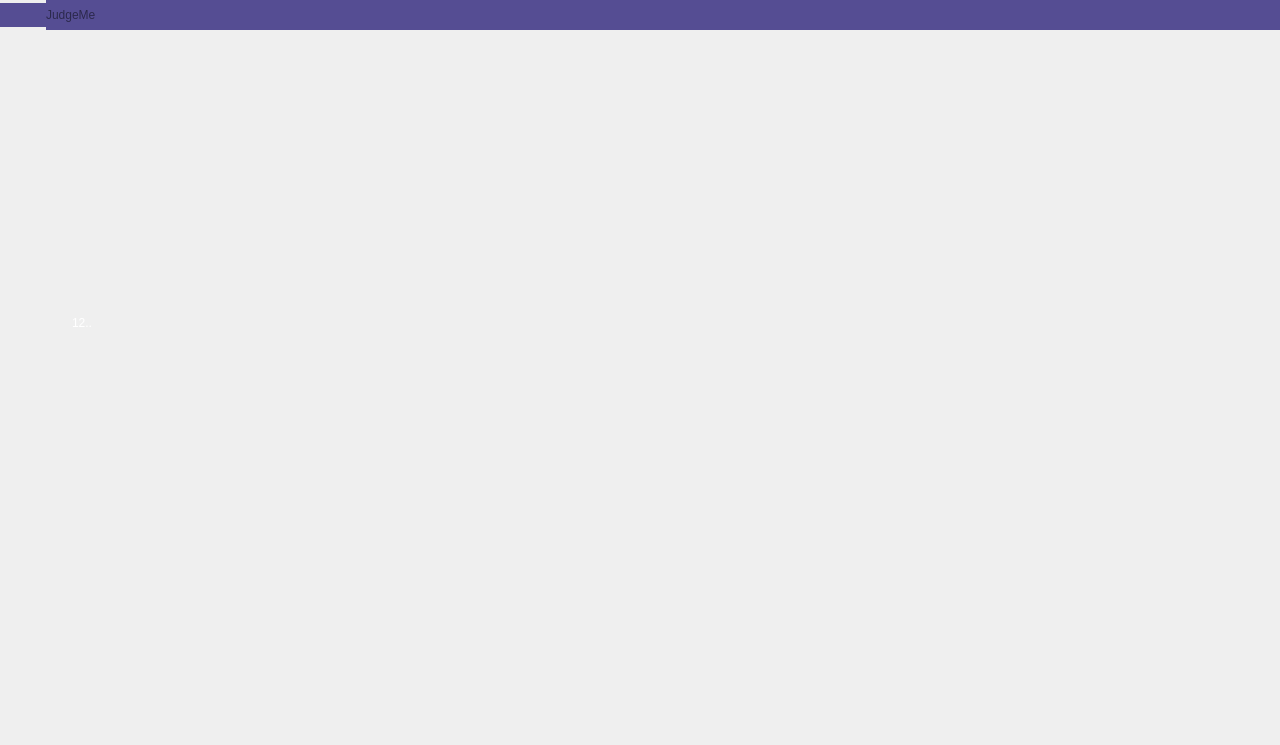
Before: the Qt Designer form src/mainwindow.ui in DmitryBakunovich/judge-me, drawn with Qt 5.
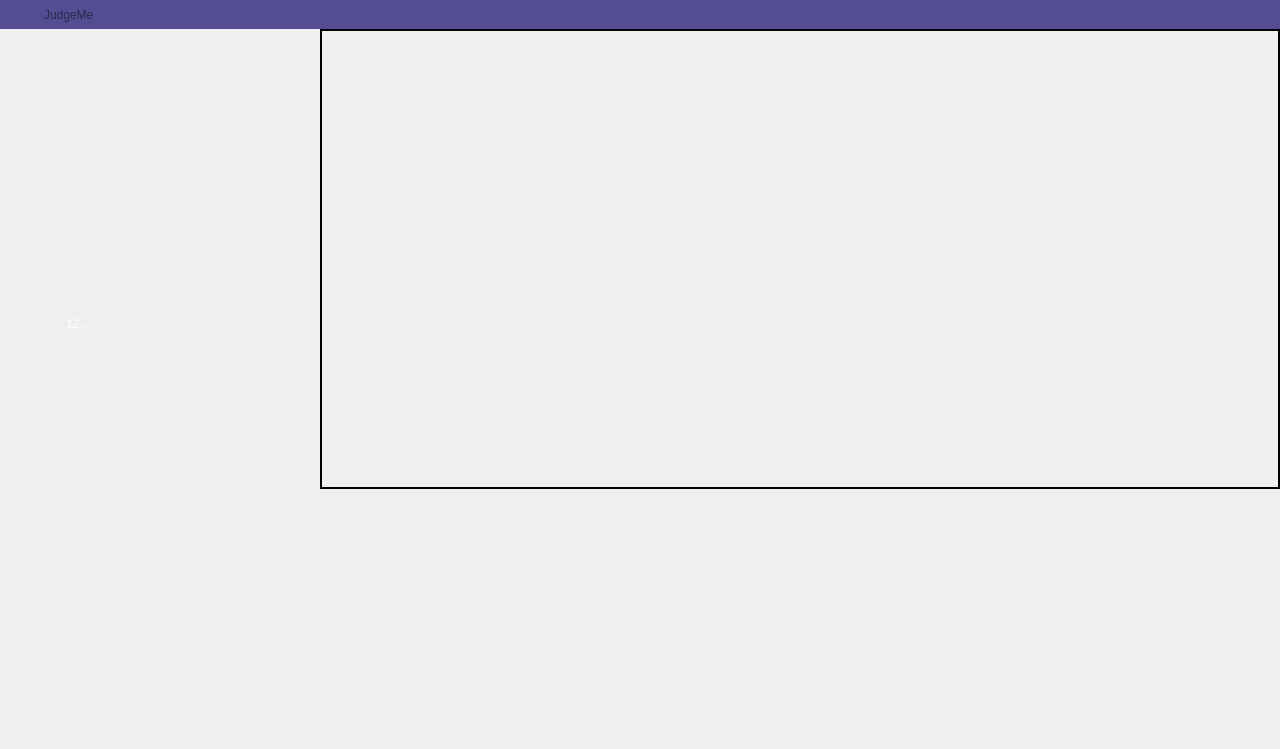
After: the same form once the commit is applied. Icons and pictures are not drawn.

Commit message: Removed full screen extension and stretching, added main window

Patch:
```diff
--- a/src/mainwindow.ui
+++ b/src/mainwindow.ui
@@ -10,13 +10,25 @@
     <x>0</x>
     <y>0</y>
     <width>1280</width>
-    <height>745</height>
+    <height>749</height>
    </rect>
   </property>
+  <property name="sizePolicy">
+   <sizepolicy hsizetype="Fixed" vsizetype="Fixed">
+    <horstretch>0</horstretch>
+    <verstretch>0</verstretch>
+   </sizepolicy>
+  </property>
   <property name="minimumSize">
    <size>
     <width>1280</width>
-    <height>745</height>
+    <height>749</height>
+   </size>
+  </property>
+  <property name="maximumSize">
+   <size>
+    <width>1280</width>
+    <height>749</height>
    </size>
   </property>
   <property name="baseSize">
@@ -51,9 +63,27 @@
    <bool>false</bool>
   </property>
   <widget class="QWidget" name="centralwidget">
+   <property name="sizePolicy">
+    <sizepolicy hsizetype="Fixed" vsizetype="Fixed">
+     <horstretch>0</horstretch>
+     <verstretch>0</verstretch>
+    </sizepolicy>
+   </property>
+   <property name="minimumSize">
+    <size>
+     <width>1280</width>
+     <height>749</height>
+    </size>
+   </property>
+   <property name="maximumSize">
+    <size>
+     <width>1280</width>
+     <height>749</height>
+    </size>
+   </property>
    <property name="styleSheet">
     <string notr="true">QWidget#centralwidget {
-	border-image: url(:/images/фон (9).png);
+	border-image: url(:/main/images/main/background.png);
 	margin-top: 28px;
 }</string>
    </property>
@@ -74,7 +104,10 @@
      <number>0</number>
     </property>
     <item row="0" column="0">
-     <layout class="QGridLayout" name="gridLayout_2">
+     <layout class="QHBoxLayout" name="titleBarLayout">
+      <property name="spacing">
+       <number>0</number>
+      </property>
       <property name="leftMargin">
        <number>0</number>
       </property>
@@ -87,63 +120,74 @@
       <property name="bottomMargin">
        <number>0</number>
       </property>
-      <property name="spacing">
-       <number>0</number>
-      </property>
-      <item row="0" column="1">
-       <widget class="QLabel" name="label">
+      <item>
+       <widget class="QLabel" name="icon">
         <property name="sizePolicy">
-         <sizepolicy hsizetype="Expanding" vsizetype="Minimum">
+         <sizepolicy hsizetype="Minimum" vsizetype="Minimum">
           <horstretch>0</horstretch>
           <verstretch>0</verstretch>
          </sizepolicy>
         </property>
+        <property name="minimumSize">
+         <size>
+          <width>44</width>
+          <height>29</height>
+         </size>
+        </property>
         <property name="styleSheet">
-         <string notr="true">color: #2b284c;
+         <string notr="true">image: url(:/titlebar/images/titlebar/icon.png);
 background-color: #554d93;
-font-size: 12px;</string>
+	padding-left: 10px;
+	padding-bottom: 4px;
+	padding-top: 4px;</string>
+        </property>
+        <property name="frameShape">
+         <enum>QFrame::NoFrame</enum>
+        </property>
+        <property name="frameShadow">
+         <enum>QFrame::Plain</enum>
         </property>
         <property name="text">
-         <string>JudgeMe</string>
+         <string/>
+        </property>
+        <property name="scaledContents">
+         <bool>false</bool>
+        </property>
+        <property name="wordWrap">
+         <bool>false</bool>
+        </property>
+        <property name="margin">
+         <number>0</number>
+        </property>
+        <property name="indent">
+         <number>-1</number>
         </property>
        </widget>
       </item>
-      <item row="0" column="3">
-       <widget class="QPushButton" name="maximaz">
+      <item>
+       <widget class="QLabel" name="title">
+        <property name="sizePolicy">
+         <sizepolicy hsizetype="Expanding" vsizetype="Minimum">
+          <horstretch>0</horstretch>
+          <verstretch>0</verstretch>
+         </sizepolicy>
+        </property>
         <property name="styleSheet">
-         <string notr="true">#maximaz {
-	image: url(:/titlebar/images/titlebar/maximize.png);
-	background-repeat: no-repeat;
+         <string notr="true">#title {
+	color: #2b284c;
 	background-color: #554d93;
-	padding-left: 5px;
-	padding-right: 5px;
-	padding-top: 7px;
-	padding-bottom: 7px;
-	border: 1px solid #554d93
-}
-
-#maximaz:hover {
-	image: url(:/titlebar/images/titlebar/maximize-hover.png);
-	background-repeat: no-repeat;
-	background-color: #6d64ae;
-	border: #6d64ae;
+	font-size: 12px;
 }</string>
         </property>
         <property name="text">
-         <string/>
-        </property>
-        <property name="iconSize">
-         <size>
-          <width>14</width>
-          <height>12</height>
-         </size>
+         <string>JudgeMe</string>
         </property>
        </widget>
       </item>
-      <item row="0" column="2">
-       <widget class="QPushButton" name="svernut">
+      <item>
+       <widget class="QToolButton" name="rollup">
         <property name="styleSheet">
-         <string notr="true">#svernut {
+         <string notr="true">#rollup {
   	image: url(:/titlebar/images/titlebar/rollup.png);
 	background-color: #554d93;
 	padding-left: 5px;
@@ -153,7 +197,7 @@
 	border: 1px solid #554d93
 }
 
-#svernut:hover {
+#rollup:hover {
    image: url(:/titlebar/images/titlebar/rollup-hover.png);
     background-repeat: no-repeat;
 	background-color: #6d64ae;
@@ -165,14 +209,14 @@
         </property>
         <property name="iconSize">
          <size>
-          <width>14</width>
-          <height>13</height>
+          <width>20</width>
+          <height>10</height>
          </size>
         </property>
        </widget>
       </item>
-      <item row="0" column="4">
-       <widget class="QPushButton" name="close">
+      <item>
+       <widget class="QToolButton" name="close">
         <property name="styleSheet">
          <string notr="true">#close {
   	image: url(:/titlebar/images/titlebar/close.png);
@@ -197,32 +241,8 @@
         </property>
         <property name="iconSize">
          <size>
-          <width>14</width>
-          <height>12</height>
-         </size>
-        </property>
-       </widget>
-      </item>
-      <item row="0" column="0">
-       <widget class="QPushButton" name="pushButton_4">
-        <property name="styleSheet">
-         <string notr="true">#pushButton_4 {
-	qproperty-icon: url(:/titlebar/images/titlebar/icon.png);
-	background-color: #554d93;
-	padding-left: 10px;
-	padding-right: 2px;
-	padding-bottom: 4px;
-	padding-top: 4px;
-	border: 1px solid #554d93
-}</string>
-        </property>
-        <property name="text">
-         <string/>
-        </property>
-        <property name="iconSize">
-         <size>
-          <width>24</width>
-          <height>19</height>
+          <width>20</width>
+          <height>10</height>
          </size>
         </property>
        </widget>
@@ -230,28 +250,38 @@
      </layout>
     </item>
     <item row="1" column="0">
-     <layout class="QGridLayout" name="gridLayout_4">
-      <item row="1" column="0">
-       <layout class="QHBoxLayout" name="horizontalLayout">
+     <layout class="QHBoxLayout" name="horizontalLayout_2">
         <property name="spacing">
-         <number>191</number>
-        </property>
-        <property name="leftMargin">
+       <number>190</number>
+      </property>
+      <property name="topMargin">
          <number>0</number>
         </property>
+      <property name="rightMargin">
+       <number>0</number>
+      </property>
+      <property name="bottomMargin">
+       <number>260</number>
+      </property>
         <item>
-         <layout class="QVBoxLayout" name="verticalLayout">
+       <layout class="QVBoxLayout" name="mainMenuLayout">
           <property name="spacing">
-           <number>16</number>
+         <number>17</number>
           </property>
           <property name="leftMargin">
-           <number>65</number>
+         <number>60</number>
           </property>
           <property name="topMargin">
            <number>58</number>
           </property>
           <item>
-           <widget class="QPushButton" name="pushButton_7">
+         <widget class="QPushButton" name="add">
+          <property name="sizePolicy">
+           <sizepolicy hsizetype="Fixed" vsizetype="Fixed">
+            <horstretch>0</horstretch>
+            <verstretch>0</verstretch>
+           </sizepolicy>
+          </property>
             <property name="minimumSize">
              <size>
               <width>70</width>
@@ -262,15 +292,13 @@
              <cursorShape>ArrowCursor</cursorShape>
             </property>
             <property name="styleSheet">
-             <string notr="true">#pushButton_7 {
-	image: url(:/images/Добавить.png);
+           <string notr="true">#add {
+	image: url(:/main/images/main/add.png);
 	border: none
 }
-#pushButton_7:hover {
-	image: url(:/images/Добавить2.png);
-	border: none;
-}
-#pushButton_7:pressed {
+
+#add:hover {
+	image: url(:/main/images/main/add-hover.png);
 	border: none;
 }</string>
             </property>
@@ -280,7 +308,13 @@
            </widget>
           </item>
           <item>
-           <widget class="QPushButton" name="pushButton_6">
+         <widget class="QPushButton" name="edit">
+          <property name="sizePolicy">
+           <sizepolicy hsizetype="Fixed" vsizetype="Fixed">
+            <horstretch>0</horstretch>
+            <verstretch>0</verstretch>
+           </sizepolicy>
+          </property>
             <property name="minimumSize">
              <size>
               <width>70</width>
@@ -288,12 +322,13 @@
              </size>
             </property>
             <property name="styleSheet">
-             <string notr="true">#pushButton_6 {
-	image: url(:/images/Редактировать.png);
+           <string notr="true">#edit {
+	image: url(:/main/images/main/edit.png);
 	border: none
 }
-#pushButton_6:hover {
-	image: url(:/images/Редактировать2.png);
+
+#edit:hover {
+	image: url(:/main/images/main/edit-hover.png);
 	border: none;
 }</string>
             </property>
@@ -303,7 +338,7 @@
            </widget>
           </item>
           <item>
-           <layout class="QVBoxLayout" name="verticalLayout_2" stretch="0,0">
+         <layout class="QVBoxLayout" name="trashBasketLayout" stretch="0,0">
             <property name="spacing">
              <number>0</number>
             </property>
@@ -320,7 +355,7 @@
              <number>0</number>
             </property>
             <item>
-             <widget class="QPushButton" name="pushButton_5">
+           <widget class="QPushButton" name="trashBasket">
               <property name="sizePolicy">
                <sizepolicy hsizetype="Minimum" vsizetype="Ignored">
                 <horstretch>0</horstretch>
@@ -337,12 +372,13 @@
                <bool>false</bool>
               </property>
               <property name="styleSheet">
-               <string notr="true">#pushButton_5 {
-	image: url(:/images/Корзина.png);
+             <string notr="true">#trashBasket {
+	image: url(:/main/images/main/trash-basket.png);
 	border: none
 }
-#pushButton_5:hover {
-	image: url(:/images/Корзина2.png);
+
+#trashBasket:hover {
+	image: url(:/main/images/main/trash-basket-hover.png);
 	border: none;
 }</string>
               </property>
@@ -365,7 +401,7 @@
               </property>
               <property name="maximumSize">
                <size>
-                <width>34</width>
+              <width>32</width>
                 <height>43</height>
                </size>
               </property>
@@ -376,7 +412,7 @@
                <bool>false</bool>
               </property>
               <property name="styleSheet">
-               <string notr="true">image: url(:/images/Корзинаиконка.png);
+             <string notr="true">image: url(:/main/images/main/trash-basket-item-count-background.png);
 color: white;</string>
               </property>
               <property name="text">
@@ -430,11 +466,18 @@
         </item>
         <item>
          <widget class="QStackedWidget" name="stackedWidget">
+        <property name="sizePolicy">
+         <sizepolicy hsizetype="Preferred" vsizetype="Preferred">
+          <horstretch>0</horstretch>
+          <verstretch>0</verstretch>
+         </sizepolicy>
+        </property>
+        <property name="styleSheet">
+         <string notr="true">border: 1px solid black;</string>
+        </property>
           <widget class="QWidget" name="page"/>
           <widget class="QWidget" name="page_2"/>
          </widget>
-        </item>
-       </layout>
       </item>
      </layout>
     </item>
```
Lines whose indentation alone changed are shown as unchanged. The commit also changes 13 other files.
